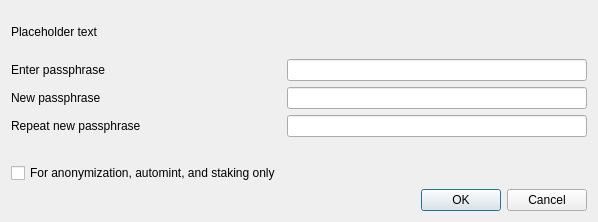
Before: the Qt Designer form src/qt/forms/askpassphrasedialog.ui in ZENZO-Ecosystem/ZENZO-Core-Archive, drawn with Qt 5.
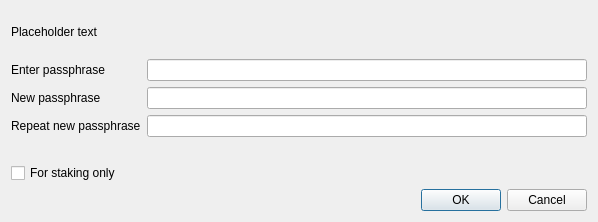
After: the same form once the commit is applied.

Commit message:
[RPC & GUI] Removal of Anon. strings and brand corrections
Anonymization strings were removed from both the wallet RPC and GUI, as well as a couple Zenzo / zenzo strings converted to ZENZO for more consistent branding.

Patch:
```diff
--- a/src/qt/forms/askpassphrasedialog.ui
+++ b/src/qt/forms/askpassphrasedialog.ui
@@ -120,7 +120,7 @@
         <string>Serves to disable the trivial sendmoney when OS account compromised. Provides no real security.</string>
        </property>
        <property name="text">
-        <string>For anonymization, automint, and staking only</string>
+        <string>For staking only</string>
        </property>
       </widget>
      </item>
```
Left out of the diff: 2 changed lines with no effect on the pictures. The commit also changes 5 other files.
